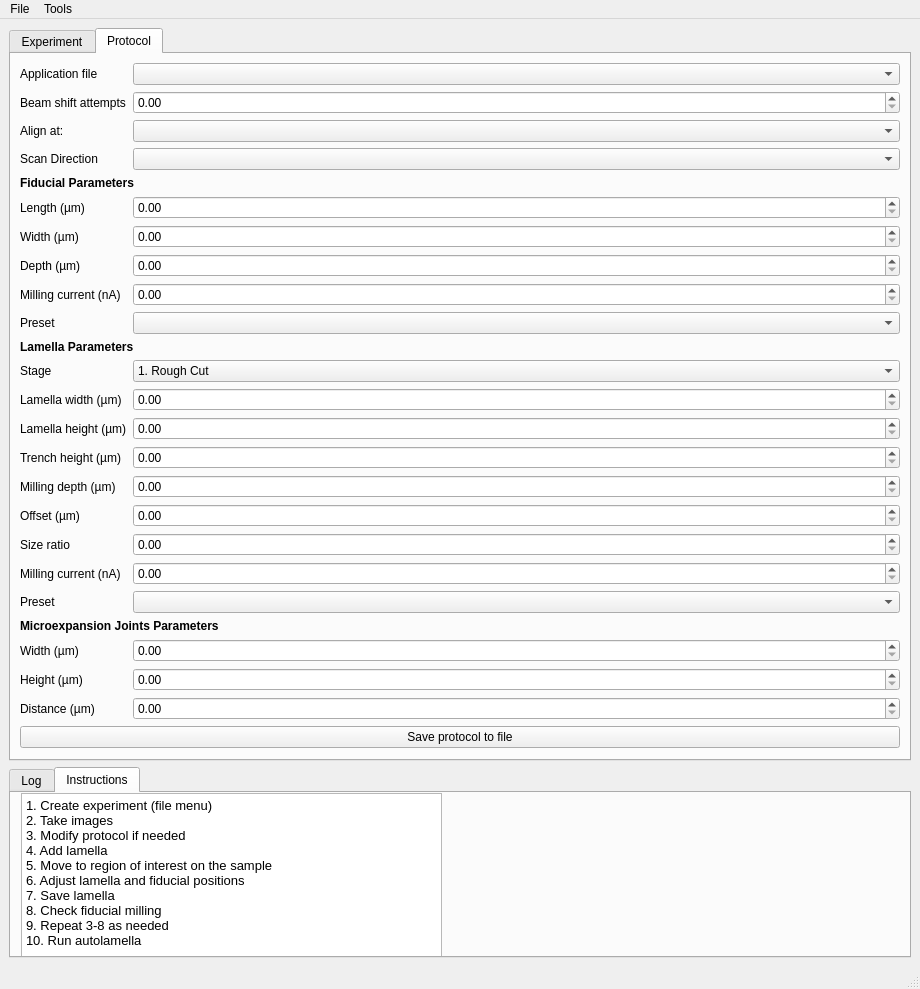
DeMarcoLab/autolamella, file autolamella/ui/UI.ui: the form before one commit.
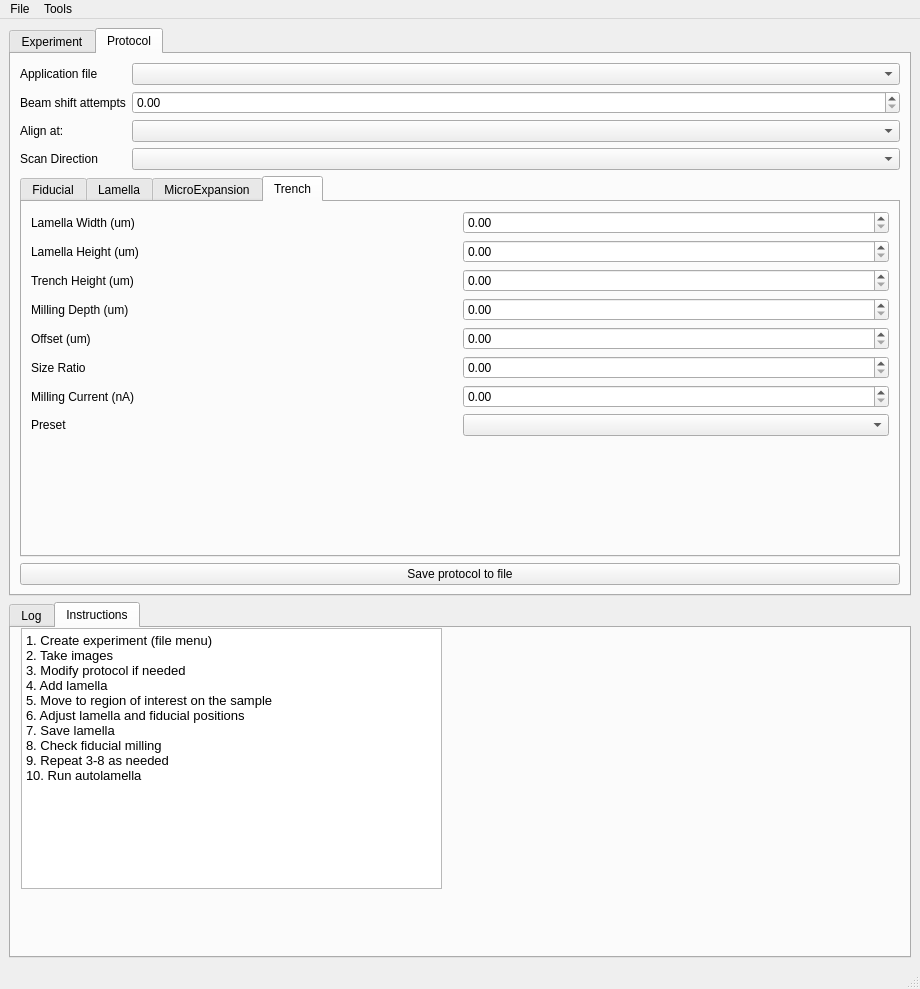
The form after the commit. The open tabs and pages were chosen to show the change.

```diff
--- a/autolamella/ui/UI.ui
+++ b/autolamella/ui/UI.ui
@@ -403,73 +403,89 @@
         <item row="3" column="1">
          <widget class="QComboBox" name="scanDirectionComboBox"/>
         </item>
-        <item row="5" column="1">
-         <widget class="QDoubleSpinBox" name="fiducial_length">
-          <property name="maximum">
-           <double>1000.000000000000000</double>
+        <item row="4" column="0" colspan="2">
+         <widget class="QTabWidget" name="tabWidget_3">
+          <property name="tabPosition">
+           <enum>QTabWidget::North</enum>
           </property>
-         </widget>
-        </item>
-        <item row="5" column="0">
-         <widget class="QLabel" name="lengthLabel">
-          <property name="text">
-           <string>Length (µm)</string>
+          <property name="tabShape">
+           <enum>QTabWidget::Rounded</enum>
           </property>
-         </widget>
-        </item>
-        <item row="6" column="0">
+          <property name="currentIndex">
+           <number>3</number>
+          </property>
+          <widget class="QWidget" name="tab_4">
+           <attribute name="title">
+            <string>Fiducial</string>
+           </attribute>
+           <layout class="QGridLayout" name="gridLayout">
+            <item row="2" column="0">
          <widget class="QLabel" name="widthLabel">
           <property name="text">
            <string>Width (µm)</string>
           </property>
          </widget>
         </item>
-        <item row="6" column="1">
-         <widget class="QDoubleSpinBox" name="width_fiducial">
+            <item row="4" column="1">
+             <widget class="QDoubleSpinBox" name="current_fiducial">
           <property name="maximum">
            <double>1000.000000000000000</double>
           </property>
          </widget>
         </item>
-        <item row="7" column="0">
+            <item row="4" column="0">
+             <widget class="QLabel" name="millingCurrentLabel">
+              <property name="text">
+               <string>Milling current (nA)</string>
+              </property>
+             </widget>
+            </item>
+            <item row="5" column="0">
+             <widget class="QLabel" name="presetLabel_2">
+              <property name="text">
+               <string>Preset</string>
+              </property>
+             </widget>
+            </item>
+            <item row="3" column="0">
          <widget class="QLabel" name="depthLabel">
           <property name="text">
            <string>Depth (µm)</string>
           </property>
          </widget>
         </item>
-        <item row="7" column="1">
+            <item row="2" column="1">
+             <widget class="QDoubleSpinBox" name="width_fiducial">
+              <property name="maximum">
+               <double>1000.000000000000000</double>
+              </property>
+             </widget>
+            </item>
+            <item row="1" column="1">
+             <widget class="QDoubleSpinBox" name="fiducial_length">
+              <property name="maximum">
+               <double>1000.000000000000000</double>
+              </property>
+             </widget>
+            </item>
+            <item row="3" column="1">
          <widget class="QDoubleSpinBox" name="depth_fiducial">
           <property name="maximum">
            <double>1000.000000000000000</double>
           </property>
          </widget>
         </item>
-        <item row="8" column="0">
-         <widget class="QLabel" name="millingCurrentLabel">
+            <item row="1" column="0">
+             <widget class="QLabel" name="lengthLabel">
           <property name="text">
            <string>Milling current (nA)</string>
           </property>
          </widget>
         </item>
-        <item row="8" column="1">
-         <widget class="QDoubleSpinBox" name="current_fiducial">
-          <property name="maximum">
-           <double>1000.000000000000000</double>
-          </property>
-         </widget>
-        </item>
-        <item row="10" column="0">
-         <widget class="QLabel" name="presetLabel_2">
-          <property name="text">
-           <string>Preset</string>
-          </property>
-         </widget>
-        </item>
-        <item row="10" column="1">
+            <item row="5" column="1">
          <widget class="QComboBox" name="presetComboBox_fiducial"/>
         </item>
-        <item row="4" column="0" colspan="2">
+            <item row="0" column="0" colspan="2">
          <widget class="QLabel" name="label_5">
           <property name="font">
            <font>
@@ -482,27 +498,34 @@
           </property>
          </widget>
         </item>
-        <item row="11" column="0" colspan="2">
-         <widget class="QLabel" name="label_9">
-          <property name="font">
-           <font>
-            <weight>75</weight>
-            <bold>true</bold>
-           </font>
-          </property>
-          <property name="text">
-           <string>Lamella Parameters </string>
-          </property>
-         </widget>
-        </item>
-        <item row="13" column="0">
+            <item row="6" column="0" colspan="2">
+             <spacer name="verticalSpacer_2">
+              <property name="orientation">
+               <enum>Qt::Vertical</enum>
+              </property>
+              <property name="sizeHint" stdset="0">
+               <size>
+                <width>20</width>
+                <height>40</height>
+               </size>
+              </property>
+             </spacer>
+            </item>
+           </layout>
+          </widget>
+          <widget class="QWidget" name="tab_6">
+           <attribute name="title">
+            <string>Lamella</string>
+           </attribute>
+           <layout class="QGridLayout" name="gridLayout_2">
+            <item row="1" column="0">
          <widget class="QLabel" name="stageLabel">
           <property name="text">
            <string>Stage</string>
           </property>
          </widget>
         </item>
-        <item row="13" column="1">
+            <item row="1" column="1">
          <widget class="QComboBox" name="stage_lamella">
           <item>
            <property name="text">
@@ -521,107 +544,154 @@
           </item>
          </widget>
         </item>
-        <item row="14" column="0">
+            <item row="2" column="1">
+             <widget class="QDoubleSpinBox" name="lamella_width">
+              <property name="maximum">
+               <double>1000.000000000000000</double>
+              </property>
+             </widget>
+            </item>
+            <item row="2" column="0">
          <widget class="QLabel" name="widthLabel_2">
           <property name="text">
            <string>Lamella width (µm)</string>
           </property>
          </widget>
         </item>
-        <item row="14" column="1">
-         <widget class="QDoubleSpinBox" name="lamella_width">
-          <property name="maximum">
-           <double>1000.000000000000000</double>
-          </property>
-         </widget>
-        </item>
-        <item row="15" column="0">
-         <widget class="QLabel" name="heightLabel">
-          <property name="text">
-           <string>Lamella height (µm)</string>
-          </property>
-         </widget>
-        </item>
-        <item row="15" column="1">
-         <widget class="QDoubleSpinBox" name="lamella_height">
-          <property name="maximum">
-           <double>1000.000000000000000</double>
-          </property>
-         </widget>
-        </item>
-        <item row="16" column="0">
+            <item row="4" column="0">
          <widget class="QLabel" name="trenchHeightLabel">
           <property name="text">
            <string>Trench height (µm)</string>
           </property>
          </widget>
         </item>
-        <item row="16" column="1">
+            <item row="3" column="1">
+             <widget class="QDoubleSpinBox" name="lamella_height">
+              <property name="maximum">
+               <double>1000.000000000000000</double>
+              </property>
+             </widget>
+            </item>
+            <item row="4" column="1">
          <widget class="QDoubleSpinBox" name="trench_height">
           <property name="maximum">
            <double>1000.000000000000000</double>
           </property>
          </widget>
         </item>
-        <item row="17" column="0">
+            <item row="3" column="0">
+             <widget class="QLabel" name="heightLabel">
+              <property name="text">
+               <string>Lamella height (µm)</string>
+              </property>
+             </widget>
+            </item>
+            <item row="5" column="1">
+             <widget class="QDoubleSpinBox" name="depth_trench">
+              <property name="maximum">
+               <double>1000.000000000000000</double>
+              </property>
+             </widget>
+            </item>
+            <item row="6" column="1">
+             <widget class="QDoubleSpinBox" name="offset"/>
+            </item>
+            <item row="7" column="1">
+             <widget class="QDoubleSpinBox" name="size_ratio"/>
+            </item>
+            <item row="8" column="1">
+             <widget class="QDoubleSpinBox" name="current_lamella">
+              <property name="maximum">
+               <double>1000.000000000000000</double>
+              </property>
+             </widget>
+            </item>
+            <item row="9" column="1">
+             <widget class="QComboBox" name="presetComboBox"/>
+            </item>
+            <item row="0" column="0" colspan="2">
+             <widget class="QLabel" name="label_9">
+              <property name="font">
+               <font>
+                <weight>75</weight>
+                <bold>true</bold>
+               </font>
+              </property>
+              <property name="text">
+               <string>Lamella Parameters </string>
+              </property>
+             </widget>
+            </item>
+            <item row="5" column="0">
          <widget class="QLabel" name="millingDepthLabel">
           <property name="text">
            <string>Milling depth (µm)</string>
           </property>
          </widget>
         </item>
-        <item row="17" column="1">
-         <widget class="QDoubleSpinBox" name="depth_trench">
-          <property name="maximum">
-           <double>1000.000000000000000</double>
-          </property>
-         </widget>
-        </item>
-        <item row="18" column="0">
+            <item row="6" column="0">
          <widget class="QLabel" name="offsetLabel">
           <property name="text">
            <string>Offset (µm)</string>
           </property>
          </widget>
         </item>
-        <item row="18" column="1">
-         <widget class="QDoubleSpinBox" name="offset"/>
-        </item>
-        <item row="19" column="0">
+            <item row="7" column="0">
          <widget class="QLabel" name="sizeRatioLabel">
           <property name="text">
            <string>Size ratio</string>
           </property>
          </widget>
         </item>
-        <item row="19" column="1">
-         <widget class="QDoubleSpinBox" name="size_ratio"/>
-        </item>
-        <item row="20" column="0">
+            <item row="8" column="0">
          <widget class="QLabel" name="millingCurrentLabel_2">
           <property name="text">
            <string>Milling current (nA)</string>
           </property>
          </widget>
         </item>
-        <item row="20" column="1">
-         <widget class="QDoubleSpinBox" name="current_lamella">
-          <property name="maximum">
-           <double>1000.000000000000000</double>
-          </property>
-         </widget>
-        </item>
-        <item row="21" column="0">
+            <item row="9" column="0">
          <widget class="QLabel" name="presetLabel">
           <property name="text">
            <string>Preset</string>
           </property>
          </widget>
         </item>
-        <item row="21" column="1">
-         <widget class="QComboBox" name="presetComboBox"/>
-        </item>
-        <item row="22" column="0" colspan="2">
+            <item row="10" column="0" colspan="2">
+             <spacer name="verticalSpacer_3">
+              <property name="orientation">
+               <enum>Qt::Vertical</enum>
+              </property>
+              <property name="sizeHint" stdset="0">
+               <size>
+                <width>20</width>
+                <height>40</height>
+               </size>
+              </property>
+             </spacer>
+            </item>
+           </layout>
+          </widget>
+          <widget class="QWidget" name="tab_7">
+           <attribute name="title">
+            <string>MicroExpansion</string>
+           </attribute>
+           <layout class="QGridLayout" name="gridLayout_4">
+            <item row="3" column="1">
+             <widget class="QDoubleSpinBox" name="micro_exp_distance">
+              <property name="maximum">
+               <double>10000.000000000000000</double>
+              </property>
+             </widget>
+            </item>
+            <item row="2" column="1">
+             <widget class="QDoubleSpinBox" name="micro_exp_height">
+              <property name="maximum">
+               <double>1000.000000000000000</double>
+              </property>
+             </widget>
+            </item>
+            <item row="0" column="0" colspan="2">
          <widget class="QLabel" name="label_10">
           <property name="font">
            <font>
@@ -630,53 +700,205 @@
            </font>
           </property>
           <property name="text">
-           <string>Microexpansion Joints Parameters</string>
+               <string>Microexpansion Joints</string>
           </property>
          </widget>
         </item>
-        <item row="23" column="0">
-         <widget class="QLabel" name="widthLabel_3">
-          <property name="text">
-           <string>Width (µm)</string>
-          </property>
-         </widget>
-        </item>
-        <item row="23" column="1">
-         <widget class="QDoubleSpinBox" name="micro_exp_width">
-          <property name="maximum">
-           <double>1000.000000000000000</double>
-          </property>
-         </widget>
-        </item>
-        <item row="24" column="0">
+            <item row="2" column="0">
          <widget class="QLabel" name="heightLabel_2">
           <property name="text">
            <string>Height (µm)</string>
           </property>
          </widget>
         </item>
-        <item row="24" column="1">
-         <widget class="QDoubleSpinBox" name="micro_exp_height">
+            <item row="1" column="1">
+             <widget class="QDoubleSpinBox" name="micro_exp_width">
           <property name="maximum">
            <double>1000.000000000000000</double>
           </property>
          </widget>
         </item>
-        <item row="25" column="0">
+            <item row="1" column="0">
+             <widget class="QLabel" name="widthLabel_3">
+              <property name="text">
+               <string>Width (µm)</string>
+              </property>
+             </widget>
+            </item>
+            <item row="3" column="0">
          <widget class="QLabel" name="distanceLabel">
           <property name="text">
            <string>Distance (µm)</string>
           </property>
          </widget>
         </item>
-        <item row="25" column="1">
-         <widget class="QDoubleSpinBox" name="micro_exp_distance">
+            <item row="4" column="0" colspan="2">
+             <spacer name="verticalSpacer_4">
+              <property name="orientation">
+               <enum>Qt::Vertical</enum>
+              </property>
+              <property name="sizeHint" stdset="0">
+               <size>
+                <width>20</width>
+                <height>40</height>
+               </size>
+              </property>
+             </spacer>
+            </item>
+           </layout>
+          </widget>
+          <widget class="QWidget" name="tab_8">
+           <attribute name="title">
+            <string>Trench</string>
+           </attribute>
+           <layout class="QGridLayout" name="gridLayout_5">
+            <item row="7" column="1">
+             <widget class="QComboBox" name="comboBox_trench_preset"/>
+            </item>
+            <item row="7" column="0">
+             <widget class="QLabel" name="label_trench_preset">
+              <property name="text">
+               <string>Preset</string>
+              </property>
+             </widget>
+            </item>
+            <item row="2" column="1">
+             <widget class="QDoubleSpinBox" name="doubleSpinBox_trench_trench_height">
           <property name="maximum">
-           <double>10000.000000000000000</double>
-          </property>
-         </widget>
-        </item>
-        <item row="26" column="0" colspan="2">
+               <double>1000.000000000000000</double>
+              </property>
+              <property name="singleStep">
+               <double>0.010000000000000</double>
+              </property>
+             </widget>
+            </item>
+            <item row="0" column="0">
+             <widget class="QLabel" name="label_trench_lamella_width">
+              <property name="text">
+               <string>Lamella Width (um)</string>
+              </property>
+             </widget>
+            </item>
+            <item row="0" column="1">
+             <widget class="QDoubleSpinBox" name="doubleSpinBox_trench_lamella_width">
+              <property name="maximum">
+               <double>1000.000000000000000</double>
+              </property>
+              <property name="singleStep">
+               <double>0.010000000000000</double>
+              </property>
+             </widget>
+            </item>
+            <item row="3" column="1">
+             <widget class="QDoubleSpinBox" name="doubleSpinBox_trench_milling_depth">
+              <property name="maximum">
+               <double>1000.000000000000000</double>
+              </property>
+              <property name="singleStep">
+               <double>0.010000000000000</double>
+              </property>
+             </widget>
+            </item>
+            <item row="6" column="1">
+             <widget class="QDoubleSpinBox" name="doubleSpinBox_trench_milling_current">
+              <property name="maximum">
+               <double>1000.000000000000000</double>
+              </property>
+              <property name="singleStep">
+               <double>0.010000000000000</double>
+              </property>
+             </widget>
+            </item>
+            <item row="5" column="0">
+             <widget class="QLabel" name="label_trench_size_ratio">
+              <property name="text">
+               <string>Size Ratio</string>
+              </property>
+             </widget>
+            </item>
+            <item row="3" column="0">
+             <widget class="QLabel" name="label_trench_milling_depth">
+              <property name="text">
+               <string>Milling Depth (um)</string>
+              </property>
+             </widget>
+            </item>
+            <item row="1" column="1">
+             <widget class="QDoubleSpinBox" name="doubleSpinBox_trench_lamella_height">
+              <property name="maximum">
+               <double>1000.000000000000000</double>
+              </property>
+              <property name="singleStep">
+               <double>0.010000000000000</double>
+              </property>
+             </widget>
+            </item>
+            <item row="1" column="0">
+             <widget class="QLabel" name="label_trench_lamella_height">
+              <property name="text">
+               <string>Lamella Height (um)</string>
+              </property>
+             </widget>
+            </item>
+            <item row="5" column="1">
+             <widget class="QDoubleSpinBox" name="doubleSpinBox_trench_size_ratio">
+              <property name="maximum">
+               <double>1000.000000000000000</double>
+              </property>
+              <property name="singleStep">
+               <double>0.010000000000000</double>
+              </property>
+             </widget>
+            </item>
+            <item row="2" column="0">
+             <widget class="QLabel" name="label_trench_trench_height">
+              <property name="text">
+               <string>Trench Height (um)</string>
+              </property>
+             </widget>
+            </item>
+            <item row="6" column="0">
+             <widget class="QLabel" name="label_trench_milling_current">
+              <property name="text">
+               <string>Milling Current (nA)</string>
+              </property>
+             </widget>
+            </item>
+            <item row="4" column="1">
+             <widget class="QDoubleSpinBox" name="doubleSpinBox_trench_offset">
+              <property name="maximum">
+               <double>1000.000000000000000</double>
+              </property>
+              <property name="singleStep">
+               <double>0.010000000000000</double>
+              </property>
+             </widget>
+            </item>
+            <item row="4" column="0">
+             <widget class="QLabel" name="label_trench_offset">
+              <property name="text">
+               <string>Offset (um)</string>
+              </property>
+             </widget>
+            </item>
+            <item row="8" column="0" colspan="2">
+             <spacer name="verticalSpacer_5">
+              <property name="orientation">
+               <enum>Qt::Vertical</enum>
+              </property>
+              <property name="sizeHint" stdset="0">
+               <size>
+                <width>20</width>
+                <height>40</height>
+               </size>
+              </property>
+             </spacer>
+            </item>
+           </layout>
+          </widget>
+         </widget>
+        </item>
+        <item row="24" column="0" colspan="2">
          <widget class="QPushButton" name="export_protocol">
           <property name="text">
            <string>Save protocol to file</string>
```
Left out of the diff: 34 changed lines with no effect on the pictures. Lines whose indentation alone changed are shown as unchanged.
